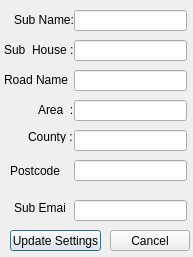
The window that addSubData.ui (trippyt/invoicing) describes before a commit, drawn with Qt 5.
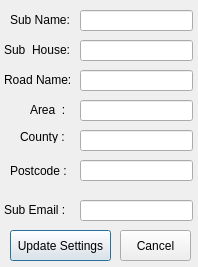
The same window after the commit.

Patch:
```diff
--- a/addSubData.ui
+++ b/addSubData.ui
@@ -6,8 +6,8 @@
    <rect>
     <x>0</x>
     <y>0</y>
-    <width>193</width>
-    <height>257</height>
+    <width>198</width>
+    <height>267</height>
    </rect>
   </property>
   <property name="windowTitle">
@@ -18,8 +18,8 @@
     <rect>
      <x>10</x>
      <y>230</y>
-     <width>91</width>
-     <height>21</height>
+     <width>101</width>
+     <height>31</height>
     </rect>
    </property>
    <property name="text">
@@ -29,7 +29,7 @@
   <widget class="QLineEdit" name="settingSubRoad_lineEdit">
    <property name="geometry">
     <rect>
-     <x>74</x>
+     <x>80</x>
      <y>70</y>
      <width>113</width>
      <height>21</height>
@@ -49,13 +49,13 @@
     </rect>
    </property>
    <property name="text">
-    <string>Sub  House :</string>
+    <string>Sub  House:</string>
    </property>
   </widget>
   <widget class="QLineEdit" name="settingSubName_lineEdit">
    <property name="geometry">
     <rect>
-     <x>74</x>
+     <x>80</x>
      <y>10</y>
      <width>113</width>
      <height>21</height>
@@ -68,7 +68,7 @@
   <widget class="QLineEdit" name="settingSubEmail_lineEdit">
    <property name="geometry">
     <rect>
-     <x>74</x>
+     <x>80</x>
      <y>200</y>
      <width>113</width>
      <height>21</height>
@@ -78,7 +78,7 @@
   <widget class="QLineEdit" name="settingSubCounty_lineEdit">
    <property name="geometry">
     <rect>
-     <x>74</x>
+     <x>80</x>
      <y>130</y>
      <width>113</width>
      <height>21</height>
@@ -91,7 +91,7 @@
   <widget class="QLineEdit" name="settingSubArea_lineEdit">
    <property name="geometry">
     <rect>
-     <x>74</x>
+     <x>80</x>
      <y>100</y>
      <width>113</width>
      <height>21</height>
@@ -104,7 +104,7 @@
   <widget class="QLineEdit" name="settingSubPostcode_lineEdit">
    <property name="geometry">
     <rect>
-     <x>74</x>
+     <x>80</x>
      <y>160</y>
      <width>113</width>
      <height>21</height>
@@ -117,9 +117,9 @@
   <widget class="QLabel" name="label_18">
    <property name="geometry">
     <rect>
-     <x>14</x>
+     <x>10</x>
      <y>10</y>
-     <width>61</width>
+     <width>71</width>
      <height>20</height>
     </rect>
    </property>
@@ -130,7 +130,7 @@
   <widget class="QLineEdit" name="settingSubHouse_lineEdit">
    <property name="geometry">
     <rect>
-     <x>74</x>
+     <x>80</x>
      <y>40</y>
      <width>113</width>
      <height>21</height>
@@ -143,7 +143,7 @@
   <widget class="QLabel" name="label_57">
    <property name="geometry">
     <rect>
-     <x>28</x>
+     <x>20</x>
      <y>130</y>
      <width>47</width>
      <height>13</height>
@@ -156,10 +156,10 @@
   <widget class="QLabel" name="label_21">
    <property name="geometry">
     <rect>
-     <x>14</x>
+     <x>4</x>
      <y>200</y>
-     <width>51</width>
-     <height>16</height>
+     <width>71</width>
+     <height>20</height>
     </rect>
    </property>
    <property name="text">
@@ -171,18 +171,18 @@
     <rect>
      <x>4</x>
      <y>70</y>
-     <width>71</width>
+     <width>81</width>
      <height>20</height>
     </rect>
    </property>
    <property name="text">
-    <string>Road Name  :</string>
+    <string>Road Name:</string>
    </property>
   </widget>
   <widget class="QLabel" name="label_59">
    <property name="geometry">
     <rect>
-     <x>38</x>
+     <x>30</x>
      <y>100</y>
      <width>41</width>
      <height>20</height>
@@ -202,16 +202,16 @@
     </rect>
    </property>
    <property name="text">
-    <string>Postcode   :</string>
+    <string>Postcode :</string>
    </property>
   </widget>
   <widget class="QPushButton" name="cancelButton">
    <property name="geometry">
     <rect>
-     <x>110</x>
+     <x>120</x>
      <y>230</y>
-     <width>80</width>
-     <height>21</height>
+     <width>71</width>
+     <height>31</height>
     </rect>
    </property>
    <property name="text">
```
